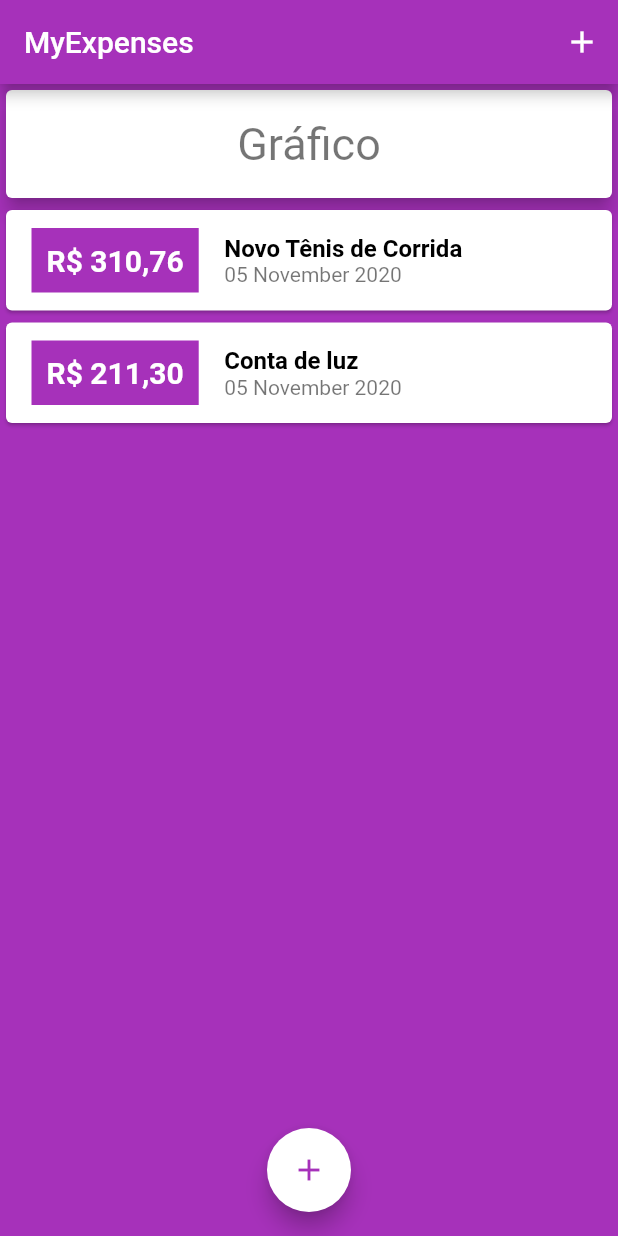
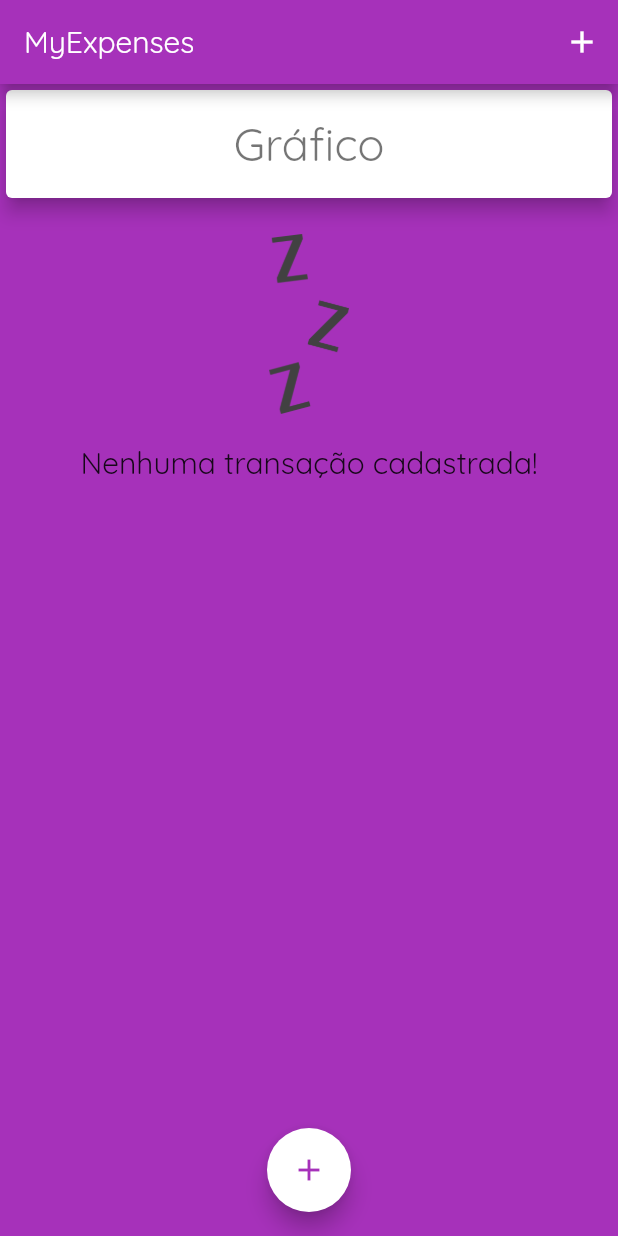
Before and after one commit to joaovperin/my_expenses, a Flutter app: the screen it shows after launch, on a phone screen of 412 x 824 dp. Run offline on Flutter 3.47's test engine with Material 2 defaults, Android fonts, the phone set to English and light mode, and no system bars.

Commit message:
added fonts as image assets

```diff
--- a/lib/components/transaction/transaction_list.component.dart
+++ b/lib/components/transaction/transaction_list.component.dart
@@ -1,5 +1,4 @@
 import 'package:flutter/material.dart';
-import 'package:my_expenses/constants/app.constants.dart';
 import 'package:my_expenses/models/transaction.model.dart';
 import 'package:my_expenses/utils/date-utils.dart';
 import 'package:my_expenses/utils/number-utils.dart';
@@ -13,7 +12,23 @@ class TransactionList extends StatelessWidget {
   Widget build(BuildContext context) {
     return SizedBox(
       height: 500,
-      child: ListView.builder(
+      child: transactions.isEmpty
+          ? Column(children: <Widget>[
+              SizedBox(height: 20),
+              SizedBox(
+                height: 120,
+                child: Image.asset(
+                  'assets/images/waiting.png',
+                  fit: BoxFit.cover,
+                ),
+              ),
+              SizedBox(height: 20),
+              Text(
+                'Nenhuma transação cadastrada!',
+                style: Theme.of(context).textTheme.headline6,
+              ),
+            ])
+          : ListView.builder(
               itemCount: transactions.length,
               itemBuilder: (BuildContext context, int index) {
                 final Transaction tr = transactions[index];
--- a/lib/main.dart
+++ b/lib/main.dart
@@ -34,6 +34,7 @@ class MyExpensesApp extends StatelessWidget {
           },
         ),
         canvasColor: kAppBackgroundColor,
+        fontFamily: 'Quicksand',
         backgroundColor: kAppBackgroundColor,
         accentColor: kAppAccentColor,
         floatingActionButtonTheme: FloatingActionButtonThemeData(
@@ -52,18 +53,18 @@ class MyHomePage extends StatefulWidget {
 
 class _MyHomePageState extends State<MyHomePage> {
   final List<Transaction> _transactions = <Transaction>[
-    Transaction(
-      id: 't1',
-      title: 'Novo Tênis de Corrida',
-      value: 310.76,
-      date: DateTime.now(),
-    ),
-    Transaction(
-      id: 't2',
-      title: 'Conta de luz',
-      value: 211.30,
-      date: DateTime.now(),
-    ),
+    // Transaction(
+    //   id: 't1',
+    //   title: 'Novo Tênis de Corrida',
+    //   value: 310.76,
+    //   date: DateTime.now(),
+    // ),
+    // Transaction(
+    //   id: 't2',
+    //   title: 'Conta de luz',
+    //   value: 211.30,
+    //   date: DateTime.now(),
+    // ),
   ];
 
   void _addTransaction(String title, double value) {
```
Also changed, not shown: pubspec.yaml (+13 -25 lines), assets/fonts/OpenSans-Bold.ttf (added), assets/fonts/OpenSans-Regular.ttf (added), assets/fonts/Quicksand-Bold.ttf (added), assets/fonts/Quicksand-Regular.ttf (added), assets/images/waiting.png (added). Lines whose indentation alone changed are shown as unchanged.
